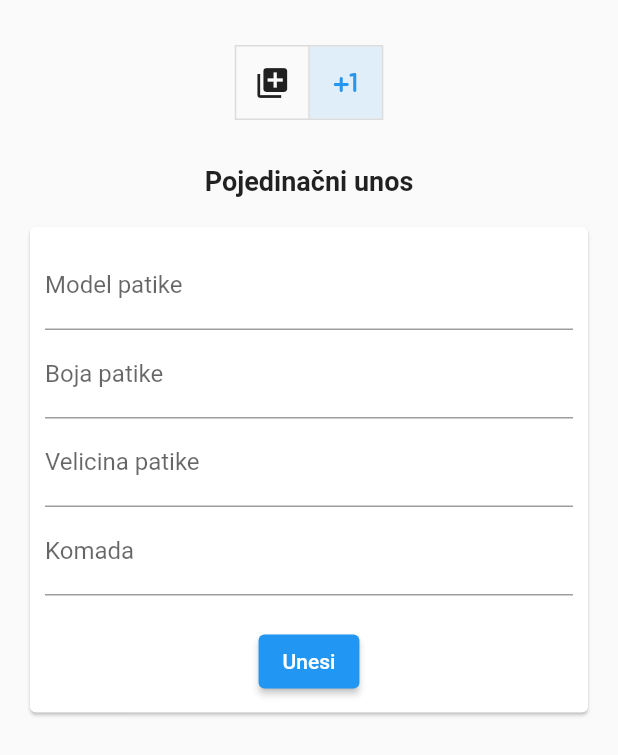
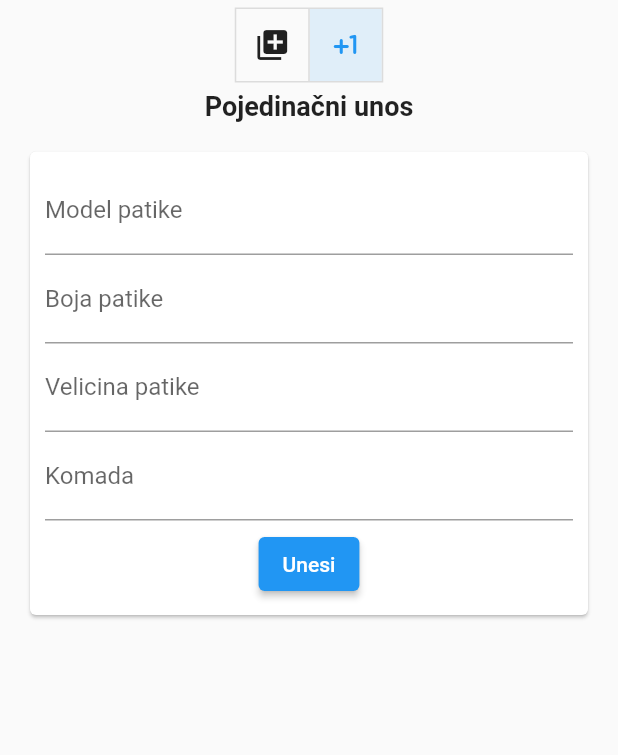
Before and after one commit to stimad/patike-web, a Flutter app: the NewSnickers widget shown alone on an empty page, opened directly, after a tap on the "plus one" icon, on a phone screen of 412 x 824 dp. Shown: the top 755 px of the screen. Run offline on Flutter 3.47's test engine with Material 2 defaults, Android fonts, the phone set to English and light mode, and no system bars; our stand-ins replace data_table_2, get; network calls fail.

Commit message:
Refactored sized box

```diff
--- a/snickers/lib/pages/authentication/user_authentication.dart
+++ b/snickers/lib/pages/authentication/user_authentication.dart
@@ -63,7 +63,7 @@ class UserAuthentication extends StatelessWidget {
             ),
             const SizedBox(
               width: 20.0,
-              height: 20.0,
+              height: 5.0,
             ),
             ElevatedButton(
               onPressed: () => _authorize(context),
--- a/snickers/lib/pages/input/new_snickers.dart
+++ b/snickers/lib/pages/input/new_snickers.dart
@@ -18,7 +18,7 @@ class NewSnickers extends StatelessWidget {
           child: Column(
             children: [
               const SizedBox(
-                height: 30,
+                height: 5,
               ),
               Obx(() => ToggleButtons(
                     children: const [
@@ -31,7 +31,7 @@ class NewSnickers extends StatelessWidget {
                     isSelected: newSnickersController.newSnickersTolggle.value,
                   )),
               const SizedBox(
-                height: 30,
+                height: 5,
               ),
               ResponsiveWidget.isCustomScreen(context)
                   ? const LargeCardInsertion()
--- a/snickers/lib/pages/input/widgets/series/series_insert.dart
+++ b/snickers/lib/pages/input/widgets/series/series_insert.dart
@@ -171,7 +171,7 @@ class SeriesInsert extends StatelessWidget {
                 ),
                 const SizedBox(
                   width: 20.0,
-                  height: 20.0,
+                  height: 5.0,
                 ),
                 ElevatedButton(
                   onPressed: () {
--- a/snickers/lib/pages/input/widgets/single/single_insert.dart
+++ b/snickers/lib/pages/input/widgets/single/single_insert.dart
@@ -119,7 +119,7 @@ class SingleInsert extends StatelessWidget {
                 ),
                 const SizedBox(
                   width: 20.0,
-                  height: 20.0,
+                  height: 5.0,
                 ),
                 ElevatedButton(
                   onPressed: () => _submitForm(context),
--- a/snickers/lib/pages/removal/snickers_removal.dart
+++ b/snickers/lib/pages/removal/snickers_removal.dart
@@ -15,7 +15,7 @@ class SnickersRemoval extends StatelessWidget {
     return Column(
       children: [
         const SizedBox(
-          height: 30,
+          height: 5,
         ),
         Obx(() => ToggleButtons(
               children: const [
--- a/snickers/lib/pages/removal/widgets/search_input.dart
+++ b/snickers/lib/pages/removal/widgets/search_input.dart
@@ -132,7 +132,7 @@ class SearchInputSnickers extends StatelessWidget {
                 : Container()),
             const SizedBox(
               width: 20.0,
-              height: 10.0,
+              height: 5.0,
             ),
             ElevatedButton(
               onPressed: _submitForm,
--- a/snickers/lib/pages/sale/widgets/search_input.dart
+++ b/snickers/lib/pages/sale/widgets/search_input.dart
@@ -89,7 +89,7 @@ class SearchInputSnickers extends StatelessWidget {
             ),
             const SizedBox(
               width: 20.0,
-              height: 20.0,
+              height: 5.0,
             ),
             ElevatedButton(
               onPressed: _submitForm,
--- a/snickers/lib/pages/status/details/edit.dart
+++ b/snickers/lib/pages/status/details/edit.dart
@@ -111,7 +111,7 @@ class EditStatus extends StatelessWidget {
                 ),
                 const SizedBox(
                   width: 20.0,
-                  height: 20.0,
+                  height: 5.0,
                 ),
                 Row(
                   children: [
@@ -121,7 +121,7 @@ class EditStatus extends StatelessWidget {
                     ),
                     const SizedBox(
                       width: 20.0,
-                      height: 20.0,
+                      height: 5.0,
                     ),
                     ElevatedButton(
                       onPressed: () => _cancel(context),
--- a/snickers/lib/pages/status/details/search_input.dart
+++ b/snickers/lib/pages/status/details/search_input.dart
@@ -100,7 +100,7 @@ class SearchInputSnickers extends StatelessWidget {
             ),
             const SizedBox(
               width: 20.0,
-              height: 20.0,
+              height: 5.0,
             ),
             ElevatedButton(
               onPressed: _submitForm,
--- a/snickers/lib/pages/status/snickers_status.dart
+++ b/snickers/lib/pages/status/snickers_status.dart
@@ -14,7 +14,7 @@ class StatusSnickers extends StatelessWidget {
       children: [
         Column(children: [
           const SizedBox(
-            height: 30,
+            height: 5,
           ),
           Obx(() => ToggleButtons(
                 children: const [
@@ -44,7 +44,7 @@ class StatusSnickers extends StatelessWidget {
                 isSelected: statisticsController.selectedStatistics.value,
               )),
           const SizedBox(
-            height: 30,
+            height: 5,
           ),
         ]),
         Obx(() => statisticsController.getPropperStatistics())
```
